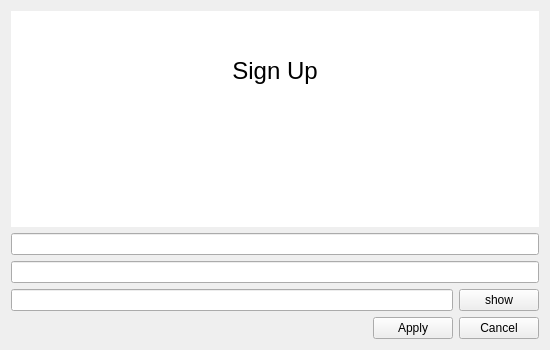
This is Registration/registration.ui in SirMel0n/QT-Desktop-Messenger as Qt 5 draws it before an edit. The edited form follows.
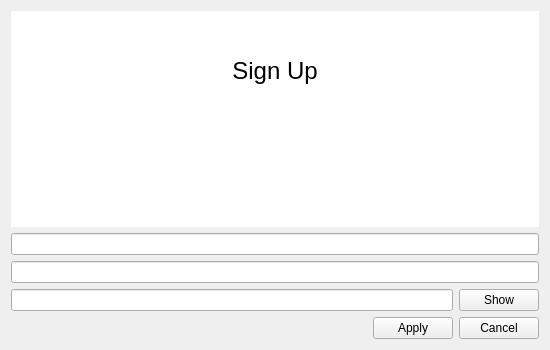
This is the edited form.

```diff
--- a/Registration/registration.ui
+++ b/Registration/registration.ui
@@ -60,7 +60,7 @@
      <item>
       <widget class="QPushButton" name="showButton">
        <property name="text">
-        <string>show</string>
+        <string>Show</string>
        </property>
       </widget>
      </item>
```
